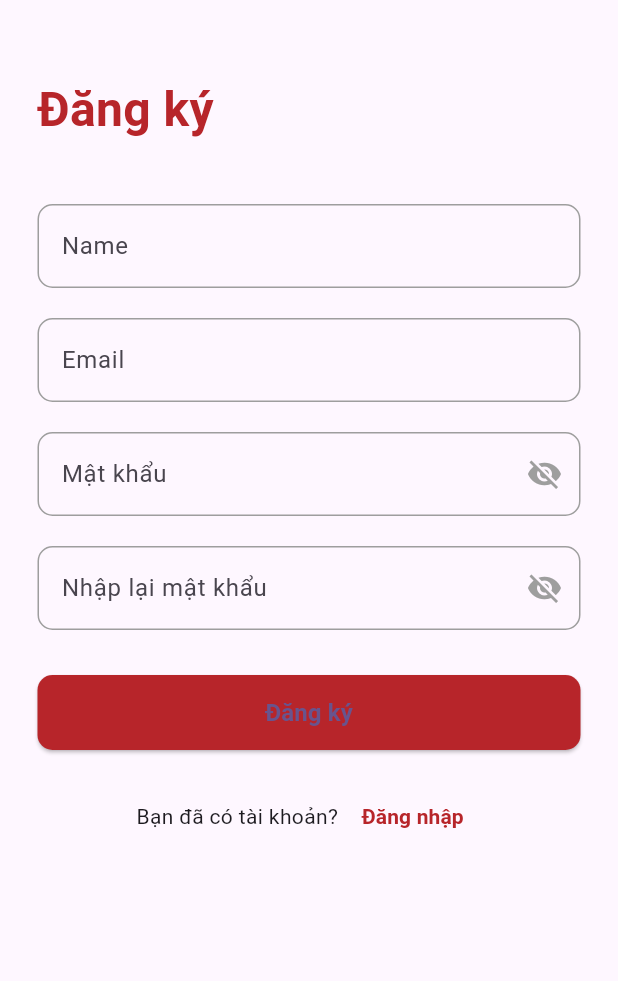
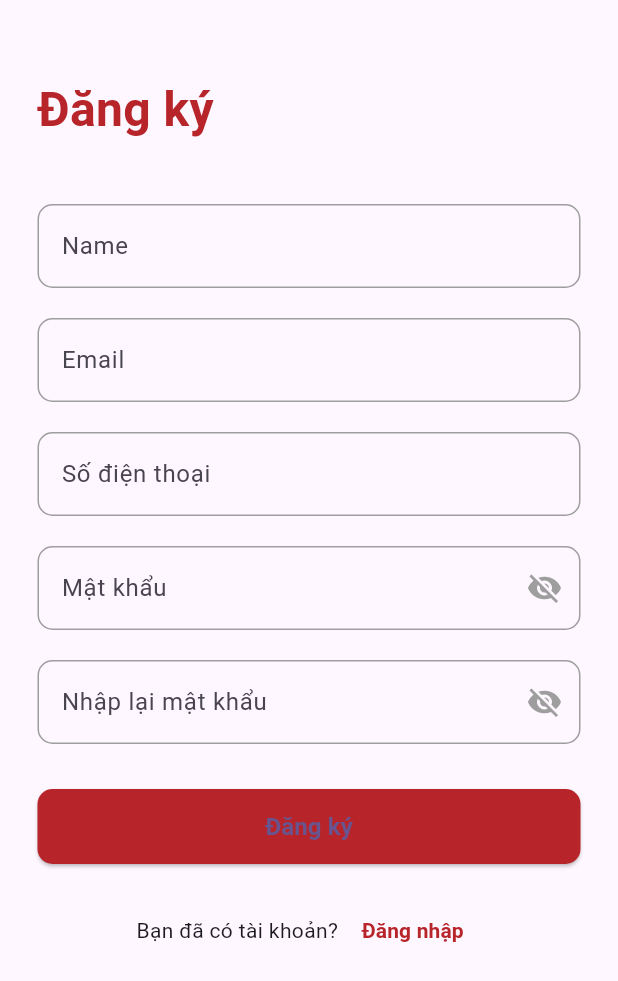
Before and after one commit to KannaLearningCode/LTMB, a Flutter app: the screen it shows after launch, on a phone screen of 412 x 824 dp. Shown: the top 981 px of the screen. Run offline on Flutter 3.47's test engine with Material 3 defaults, Android fonts, the light colour scheme and no system bars; missing offline and left inert: mongo_dart.

Commit message:
crype password + thêm trường phone

```diff
--- a/lib/DbHelper/mongdb.dart
+++ b/lib/DbHelper/mongdb.dart
@@ -44,6 +44,7 @@ class MongoDatabase {
           email: "admin@kfc.com",
           password: "Admin@123",
           rePassword: "Admin@123",
+          phone: "0000000000",
           role: "admin"
         );
 
--- a/lib/Mongdbmodel.dart
+++ b/lib/Mongdbmodel.dart
@@ -15,6 +15,7 @@ class Mongodbmodel {
     String password;
     String rePassword;
     String role; // <--- THÊM DÒNG NÀY
+    String phone; // Thêm trường phone
 
     Mongodbmodel({
         required this.id,
@@ -23,6 +24,7 @@ class Mongodbmodel {
         required this.password,
         required this.rePassword,
         required this.role, // <--- THÊM DÒNG NÀY
+        required this.phone, // Thêm vào constructor
     });
 
     factory Mongodbmodel.fromJson(Map<String, dynamic> json) => Mongodbmodel(
@@ -32,6 +34,7 @@ class Mongodbmodel {
         password: json["Password"],
         rePassword: json["RePassword"],
         role: json["Role"], // <--- THÊM DÒNG NÀY
+        phone: json["Phone"] ?? "", // Thêm vào fromJson với giá trị mặc định là chuỗi rỗng
     );
 
     Map<String, dynamic> toJson() => {
@@ -41,5 +44,6 @@ class Mongodbmodel {
         "Password": password,
         "RePassword": rePassword,
         "Role": role, // <--- THÊM DÒNG NÀY
+        "Phone": phone, // Thêm vào toJson
     };
 }
--- a/lib/Screens/Register.dart
+++ b/lib/Screens/Register.dart
@@ -4,6 +4,7 @@ import 'package:kfc_seller/Mongdbmodel.dart'; //
 
 import 'package:mongo_dart/mongo_dart.dart' as M;
 import 'package:kfc_seller/Screens/login_screen.dart'; // Thêm import login screen
+import 'package:kfc_seller/utils/password_hash.dart'; // Thêm import
 
 class MongoDbInsert extends StatefulWidget {
   MongoDbInsert({Key? key}) : super(key: key);
@@ -17,12 +18,14 @@ class _MongoDbInsertState extends State<MongoDbInsert> {
   var emailController = TextEditingController();
   var passwordController = TextEditingController();
   var repasswordController = TextEditingController();
+  var phoneController = TextEditingController(); // Thêm controller cho số điện thoại
   bool _obscurePassword = true;
   bool _obscureRePassword = true;
 
   // Thêm biến để theo dõi trạng thái validation
   bool _isNameValid = false;
   bool _isEmailValid = false;
+  bool _isPhoneValid = false; // Thêm biến kiểm tra số điện thoại
 
   // Hàm kiểm tra email hợp lệ
   bool _validateEmail(String email) {
@@ -32,6 +35,11 @@ class _MongoDbInsertState extends State<MongoDbInsert> {
   // Hàm kiểm tra tên hợp lệ (nhiều hơn 3 ký tự)
   bool _validateName(String name) {
     return name.trim().length > 3;
+  }
+
+  // Hàm kiểm tra số điện thoại hợp lệ
+  bool _validatePhone(String phone) {
+    return RegExp(r'^[0-9]{10}$').hasMatch(phone); // Kiểm tra 10 chữ số
   }
 
   @override
@@ -47,6 +55,12 @@ class _MongoDbInsertState extends State<MongoDbInsert> {
     emailController.addListener(() {
       setState(() {
         _isEmailValid = _validateEmail(emailController.text);
+      });
+    });
+
+    phoneController.addListener(() {
+      setState(() {
+        _isPhoneValid = _validatePhone(phoneController.text);
       });
     });
   }
@@ -133,6 +147,38 @@ class _MongoDbInsertState extends State<MongoDbInsert> {
               ),
               const SizedBox(height: 20),
               TextField(
+                controller: phoneController,
+                keyboardType: TextInputType.phone,
+                decoration: InputDecoration(
+                  labelText: "Số điện thoại",
+                  border: OutlineInputBorder(
+                    borderRadius: BorderRadius.circular(10),
+                  ),
+                  enabledBorder: OutlineInputBorder(
+                    borderRadius: BorderRadius.circular(10),
+                    borderSide: BorderSide(
+                      color: phoneController.text.isNotEmpty && !_isPhoneValid
+                          ? Colors.red
+                          : Colors.grey
+                    ),
+                  ),
+                  focusedBorder: OutlineInputBorder(
+                    borderRadius: BorderRadius.circular(10),
+                    borderSide: BorderSide(
+                      color: phoneController.text.isNotEmpty && !_isPhoneValid
+                          ? Colors.red
+                          : Color(0xFFB7252A)
+                    ),
+                  ),
+                  labelStyle: TextStyle(
+                    color: phoneController.text.isNotEmpty && !_isPhoneValid
+                        ? Colors.red
+                        : null
+                  ),
+                ),
+              ),
+              const SizedBox(height: 20),
+              TextField(
                 controller: passwordController,
                 obscureText: _obscurePassword,
                 decoration: InputDecoration(
@@ -209,6 +255,7 @@ class _MongoDbInsertState extends State<MongoDbInsert> {
                         emailController.text,
                         passwordController.text,
                         repasswordController.text,
+                        phoneController.text,
                       );
                     } else {
                       ScaffoldMessenger.of(context).showSnackBar(
@@ -278,8 +325,13 @@ Future<bool> _checkEmailExists(String email) async {
   }
 }
 
-  Future<void> insertData(String name, String email, String password, String rePassword) async {
-    // Kiểm tra email trùng
+  Future<void> insertData(
+    String name,
+    String email,
+    String password,
+    String rePassword,
+    String phone,
+  ) async {
     bool emailExists = await _checkEmailExists(email);
     if (emailExists) {
       ScaffoldMessenger.of(context).showSnackBar(
@@ -291,21 +343,23 @@ Future<bool> _checkEmailExists(String email) async {
       return;
     }
 
-    // Nếu email chưa tồn tại, tiếp tục đăng ký
+    // Mã hóa mật khẩu trước khi lưu
+    String hashedPassword = PasswordHash.hashPassword(password);
+
     var _id = M.ObjectId();
     final data = Mongodbmodel(
       id: _id.$oid,
       name: name,
       email: email,
-      password: password,
-      rePassword: rePassword,
-      role : 'user' //
-      );
+      password: hashedPassword, // Lưu mật khẩu đã mã hóa
+      rePassword: hashedPassword, // Lưu mật khẩu đã mã hóa
+      role: 'user',
+      phone: phone,
+    );
 
     try {
       var result = await MongoDatabase.insert(data);
-      if (result) {  // Kiểm tra kết quả insert
-        // Hiển thị thông báo đăng ký thành công
+      if (result) {
         ScaffoldMessenger.of(context).showSnackBar(
           SnackBar(
             content: Text("Đăng ký thành công!"),
@@ -314,7 +368,6 @@ Future<bool> _checkEmailExists(String email) async {
           ),
         );
 
-        // Chuyển về trang đăng nhập
         Navigator.pushReplacement(
           context,
           MaterialPageRoute(
@@ -345,6 +398,7 @@ Future<bool> _checkEmailExists(String email) async {
     emailController.clear();
     passwordController.clear();
     repasswordController.clear();
+    phoneController.clear(); // Clear số điện thoại
   }
 
   @override
@@ -353,6 +407,7 @@ Future<bool> _checkEmailExists(String email) async {
     emailController.dispose();
     passwordController.dispose();
     repasswordController.dispose();
+    phoneController.dispose(); // Dispose controller số điện thoại
     super.dispose();
   }
 }
--- a/lib/Screens/admin/admin_screen.dart
+++ b/lib/Screens/admin/admin_screen.dart
@@ -67,6 +67,7 @@ class AdminScreen extends StatelessWidget {
       appBar: AppBar(
         title: Text('Quản lý KFC'),
         backgroundColor: Color(0xFFB7252A),
+        automaticallyImplyLeading: false,
       ),
       body: Container(
         padding: EdgeInsets.all(16),
--- a/lib/Screens/admin/user_management_screen.dart
+++ b/lib/Screens/admin/user_management_screen.dart
@@ -58,6 +58,12 @@ class _UserManagementScreenState extends State<UserManagementScreen> {
                     crossAxisAlignment: CrossAxisAlignment.start,
                     children: [
                       Text(user['Email'] ?? 'Không có email'),
+                      Text(
+                        'SĐT: ${user['Phone'] ?? 'Chưa cập nhật'}',
+                        style: TextStyle(
+                          color: Colors.grey[600],
+                        ),
+                      ),
                       Text(
                         'Vai trò: ${user['Role'] ?? 'user'}',
                         style: TextStyle(
```
Also changed, not shown: lib/Screens/login_screen.dart (+18 -4 lines), lib/utils/password_hash.dart (added, +20 -0 lines), pubspec.yaml (+4 -6 lines), pubspec.lock.
